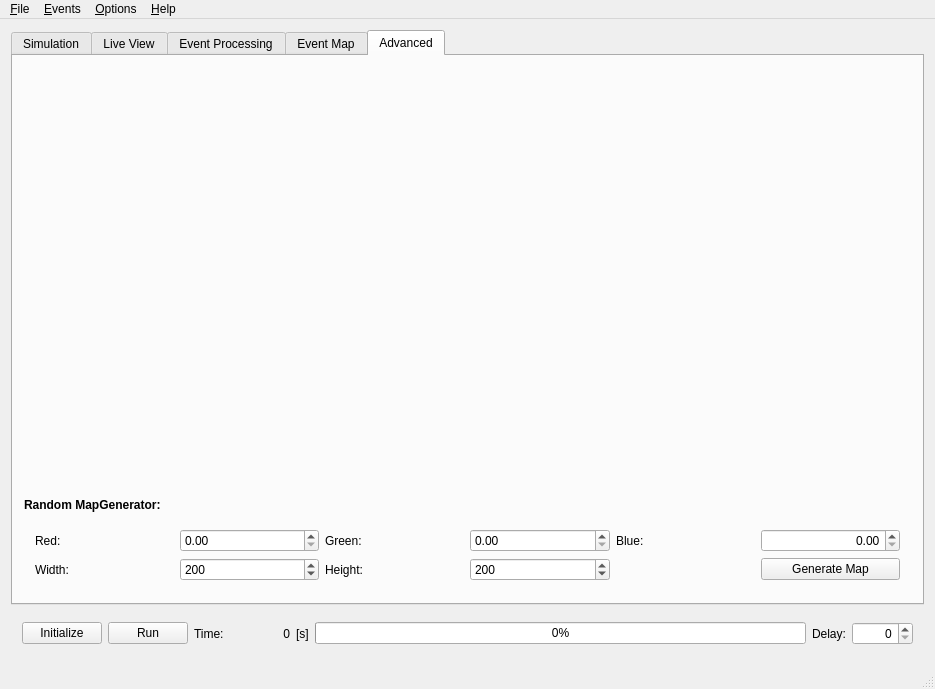
Old version of the form mainwindow.ui in the repository sojoe02/RANA.
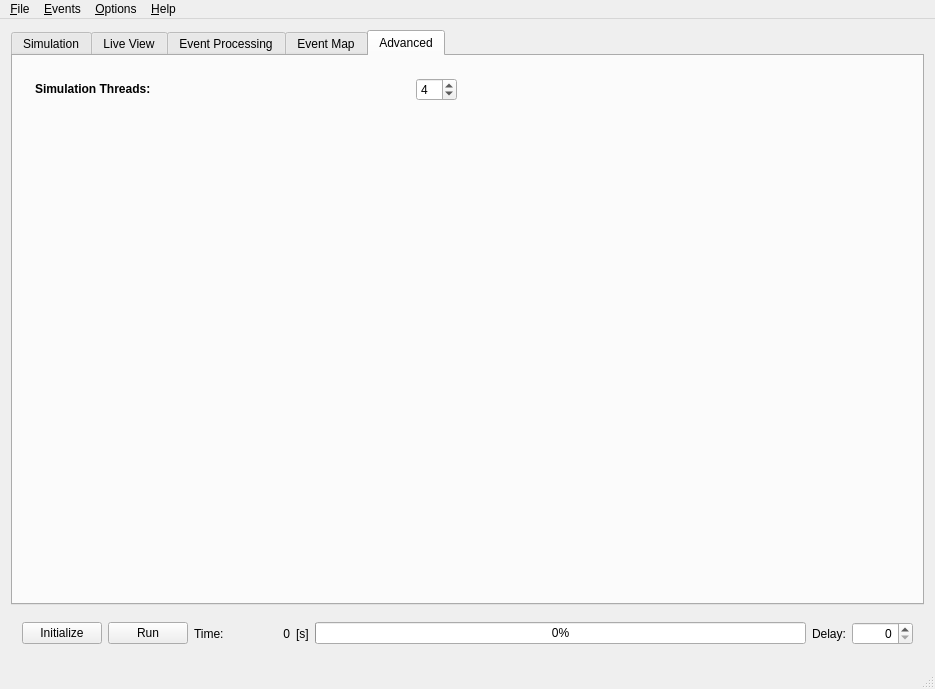
New version of the form. The open tabs and pages were chosen to show the change. Icons and pictures are not drawn.

Commit message: removed random map functionality, should be moved to agents. enabled user control of amount of execution threads

```diff
--- a/mainwindow.ui
+++ b/mainwindow.ui
@@ -1493,218 +1493,68 @@
         <string>Advanced</string>
        </attribute>
        <layout class="QGridLayout" name="gridLayout_11">
-        <item row="2" column="0" colspan="2">
-         <widget class="QWidget" name="widget_5" native="true">
-          <property name="sizePolicy">
-           <sizepolicy hsizetype="Expanding" vsizetype="Preferred">
-            <horstretch>0</horstretch>
-            <verstretch>0</verstretch>
-           </sizepolicy>
-          </property>
-          <layout class="QGridLayout" name="gridLayout_7">
-           <item row="0" column="6">
-            <widget class="QDoubleSpinBox" name="BDoubleSpinBox">
-             <property name="sizePolicy">
-              <sizepolicy hsizetype="Minimum" vsizetype="Fixed">
-               <horstretch>0</horstretch>
-               <verstretch>0</verstretch>
-              </sizepolicy>
-             </property>
-             <property name="toolTip">
-              <string>%B</string>
-             </property>
-             <property name="whatsThis">
-              <string/>
-             </property>
-             <property name="alignment">
-              <set>Qt::AlignRight|Qt::AlignTrailing|Qt::AlignVCenter</set>
-             </property>
-             <property name="prefix">
-              <string/>
-             </property>
-             <property name="maximum">
-              <double>1.000000000000000</double>
-             </property>
-             <property name="singleStep">
-              <double>0.010000000000000</double>
-             </property>
-             <property name="value">
-              <double>0.000000000000000</double>
-             </property>
-            </widget>
-           </item>
-           <item row="0" column="5">
-            <widget class="QLabel" name="label_19">
-             <property name="text">
-              <string>Blue:</string>
-             </property>
-             <property name="buddy">
-              <cstring>BDoubleSpinBox</cstring>
-             </property>
-            </widget>
-           </item>
-           <item row="0" column="2">
-            <widget class="QDoubleSpinBox" name="RdoubleSpinBox">
-             <property name="toolTip">
-              <string>%R</string>
-             </property>
-             <property name="maximum">
-              <double>1.000000000000000</double>
-             </property>
-             <property name="singleStep">
-              <double>0.010000000000000</double>
-             </property>
-            </widget>
-           </item>
-           <item row="0" column="1">
-            <widget class="QLabel" name="label_21">
-             <property name="text">
-              <string>Red:</string>
-             </property>
-             <property name="buddy">
-              <cstring>RdoubleSpinBox</cstring>
-             </property>
-            </widget>
-           </item>
-           <item row="0" column="4">
-            <widget class="QDoubleSpinBox" name="GDoubleSpinBox">
-             <property name="toolTip">
-              <string>%G</string>
-             </property>
-             <property name="minimum">
-              <double>0.000000000000000</double>
-             </property>
-             <property name="maximum">
-              <double>1.000000000000000</double>
-             </property>
-             <property name="singleStep">
-              <double>0.010000000000000</double>
-             </property>
-            </widget>
-           </item>
-           <item row="1" column="1">
-            <widget class="QLabel" name="label_22">
-             <property name="text">
-              <string>Width:</string>
-             </property>
-             <property name="buddy">
-              <cstring>pySpinBox</cstring>
-             </property>
-            </widget>
-           </item>
-           <item row="0" column="3">
-            <widget class="QLabel" name="label_18">
-             <property name="sizePolicy">
-              <sizepolicy hsizetype="Preferred" vsizetype="Preferred">
-               <horstretch>0</horstretch>
-               <verstretch>0</verstretch>
-              </sizepolicy>
-             </property>
-             <property name="font">
-              <font>
-               <underline>false</underline>
-              </font>
-             </property>
-             <property name="text">
-              <string>Green:</string>
-             </property>
-             <property name="buddy">
-              <cstring>GDoubleSpinBox</cstring>
-             </property>
-            </widget>
-           </item>
-           <item row="1" column="3">
-            <widget class="QLabel" name="label_23">
-             <property name="text">
-              <string>Height:</string>
-             </property>
-             <property name="buddy">
-              <cstring>pxSpinBox</cstring>
-             </property>
-            </widget>
-           </item>
-           <item row="1" column="4">
-            <widget class="QSpinBox" name="pxSpinBox">
-             <property name="toolTip">
-              <string>Width(px)</string>
-             </property>
-             <property name="maximum">
-              <number>4096</number>
-             </property>
-             <property name="value">
-              <number>200</number>
-             </property>
-            </widget>
-           </item>
-           <item row="1" column="2">
-            <widget class="QSpinBox" name="pySpinBox">
-             <property name="sizePolicy">
-              <sizepolicy hsizetype="Minimum" vsizetype="Fixed">
-               <horstretch>0</horstretch>
-               <verstretch>0</verstretch>
-              </sizepolicy>
-             </property>
-             <property name="toolTip">
-              <string>Height(px)</string>
-             </property>
-             <property name="maximum">
-              <number>4096</number>
-             </property>
-             <property name="value">
-              <number>200</number>
-             </property>
-            </widget>
-           </item>
-           <item row="1" column="6">
-            <widget class="QPushButton" name="generateMap">
-             <property name="sizePolicy">
-              <sizepolicy hsizetype="Preferred" vsizetype="Fixed">
-               <horstretch>0</horstretch>
-               <verstretch>0</verstretch>
-              </sizepolicy>
-             </property>
-             <property name="text">
-              <string>Generate Map</string>
-             </property>
-            </widget>
-           </item>
-          </layout>
-          <zorder>label_19</zorder>
-          <zorder>label_18</zorder>
-          <zorder>label_21</zorder>
-          <zorder>label_22</zorder>
-          <zorder>label_23</zorder>
-          <zorder>pxSpinBox</zorder>
-          <zorder>pySpinBox</zorder>
-          <zorder>BDoubleSpinBox</zorder>
-          <zorder>GDoubleSpinBox</zorder>
-          <zorder>RdoubleSpinBox</zorder>
-          <zorder>generateMap</zorder>
-         </widget>
-        </item>
-        <item row="1" column="0">
-         <widget class="QLabel" name="label_38">
-          <property name="toolTip">
-           <string>&lt;html&gt;&lt;head/&gt;&lt;body&gt;&lt;p&gt;This option will generate a map with randomly distributed pixels. The number of pixels is determined by the percentage of Red, Green and Blue channels (the value of the channels is 255). &lt;/p&gt;&lt;/body&gt;&lt;/html&gt;</string>
-          </property>
-          <property name="text">
-           <string>&lt;html&gt;&lt;head/&gt;&lt;body&gt;&lt;p&gt;&lt;span style=&quot; font-weight:600;&quot;&gt;Random MapGenerator:&lt;/span&gt;&lt;/p&gt;&lt;/body&gt;&lt;/html&gt;</string>
-          </property>
-         </widget>
-        </item>
-        <item row="0" column="0">
-         <spacer name="verticalSpacer_2">
+        <item row="0" column="1">
+         <spacer name="horizontalSpacer_3">
           <property name="orientation">
-           <enum>Qt::Vertical</enum>
+           <enum>Qt::Horizontal</enum>
           </property>
           <property name="sizeHint" stdset="0">
            <size>
-            <width>20</width>
-            <height>40</height>
+            <width>40</width>
+            <height>20</height>
            </size>
           </property>
          </spacer>
         </item>
+        <item row="0" column="0">
+         <widget class="QWidget" name="widget_8" native="true">
+          <layout class="QGridLayout" name="gridLayout_15">
+           <item row="0" column="3">
+            <widget class="QSpinBox" name="advThreadSpinBox">
+             <property name="minimum">
+              <number>1</number>
+             </property>
+             <property name="value">
+              <number>4</number>
+             </property>
+            </widget>
+           </item>
+           <item row="0" column="1">
+            <widget class="QLabel" name="label_20">
+             <property name="text">
+              <string>&lt;html&gt;&lt;head/&gt;&lt;body&gt;&lt;p&gt;&lt;span style=&quot; font-weight:600;&quot;&gt;Simulation Threads:&lt;/span&gt;&lt;/p&gt;&lt;/body&gt;&lt;/html&gt;</string>
+             </property>
+            </widget>
+           </item>
+           <item row="0" column="2">
+            <spacer name="horizontalSpacer_2">
+             <property name="orientation">
+              <enum>Qt::Horizontal</enum>
+             </property>
+             <property name="sizeHint" stdset="0">
+              <size>
+               <width>40</width>
+               <height>20</height>
+              </size>
+             </property>
+            </spacer>
+           </item>
+           <item row="1" column="3">
+            <spacer name="verticalSpacer_4">
+             <property name="orientation">
+              <enum>Qt::Vertical</enum>
+             </property>
+             <property name="sizeHint" stdset="0">
+              <size>
+               <width>20</width>
+               <height>40</height>
+              </size>
+             </property>
+            </spacer>
+           </item>
+          </layout>
+         </widget>
+        </item>
        </layout>
       </widget>
      </widget>
```
The commit also changes 7 other files.
